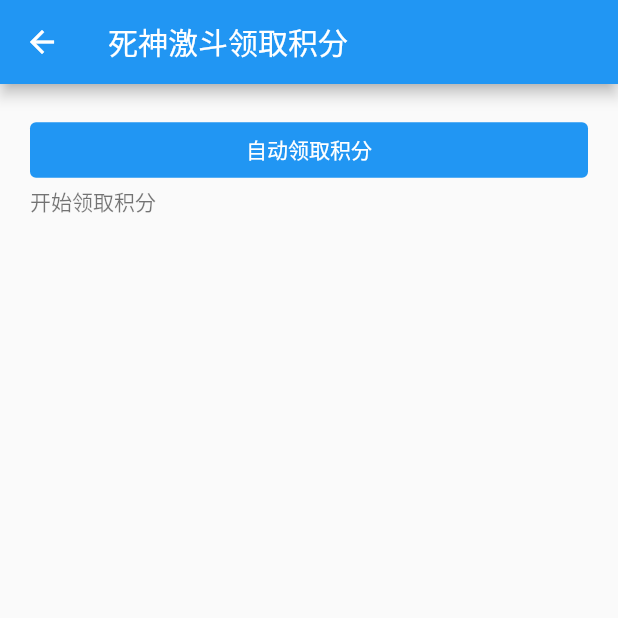
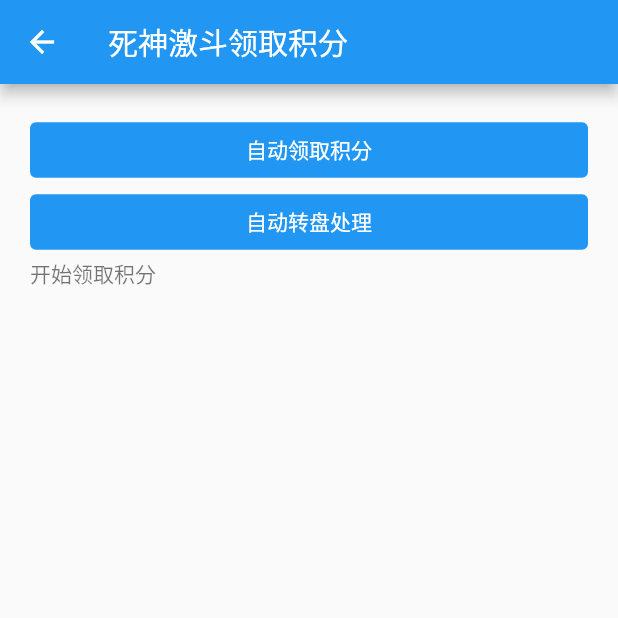
Before and after one commit to openboy2012/Flutter, a Flutter app: the SecondPage screen opened directly, after a tap on "自动领取积分", on a phone screen of 412 x 824 dp, the top half of it. Run offline on Flutter 3.47's test engine with Material 2 defaults, Android fonts, the phone set to English and light mode, and no system bars; our stand-ins replace dio; network calls fail.

Commit message:
提交相关代码

```diff
--- a/flutter_app/lib/APIs/BLApi.dart
+++ b/flutter_app/lib/APIs/BLApi.dart
@@ -14,7 +14,25 @@ class BLApi {
   ///获取游戏角色的积分内容
   static const String BL_GET_POINT = "/playerItem/getPoint";
   ///刷娃娃
-  static const String BL_GET_DOLL = "playerItem/getGashapon";
+  static const String BL_GET_DOLL = "/playerItem/getGashapon";
   ///获取娃娃数据
   static const String BL_USER_DOLL_INFO = "/playerItem/getItemInfo";
+
+  ///转盘
+  static const String BLZP_BASE_URL = "https://h5-bl2-https.mobage.cn/bl2dailydraw/";
+
+  static const String BLZP_WX_OPEN_ID = "oDRfo0ZtRcduE4TUI55x6PFE_QOQ";
+
+  ///登陆API
+  static const String BLZP_USER_LOGIN = "/sys/login";
+  ///账号下的角色列表
+  static const String BLZP_SERVER_LIST = "/binding/getSystem";
+  ///绑定角色关系
+  static const String BLZP_USER_BIND_ROLE = "/binding/bindingRegion";
+  ///登陆账号
+  static const String BLZP_USER_LOGOUT = "/sys/logout";
+  ///获取游戏角色的积分内容
+  static const String BLZP_GET_CHAGNE = "/draw/getChance";
+  ///刷娃娃
+  static const String BLZP_USE_CHNAGE = "/draw/dailyDraw";
 }
--- a/flutter_app/lib/Models/BLResponse.dart
+++ b/flutter_app/lib/Models/BLResponse.dart
@@ -27,3 +27,29 @@ class BLResponse {
     "code": code,
   };
 }
+
+class BLUseChanceResp {
+  BLUseChanceResp ({
+    this.msg,
+    this.code,
+    this.drawResult,
+    this.itemName,
+  });
+
+  String msg;
+  int code;
+  int drawResult;
+  String itemName;
+
+  factory BLUseChanceResp.fromJson(Map<String, dynamic> json) => BLUseChanceResp(
+    msg: json["msg"],
+    code: json["code"],
+    drawResult: json["drawResult"] == null ? null : json["drawResult"],
+    itemName: json["itemName"] == null ? "无" : json["itemName"],
+  );
+
+  Map<String, dynamic> toJson() => {
+    "msg": msg,
+    "code": code,
+  };
+}
--- a/flutter_app/lib/Models/BLServerInfo.dart
+++ b/flutter_app/lib/Models/BLServerInfo.dart
@@ -13,16 +13,24 @@ class BlServerInfoResp {
     this.msg,
     this.code,
     this.platformList,
+    this.serverList,
   });
 
   String msg;
   int code;
   List<BLPlatformInfo> platformList;
+  List<BLServerInfo> serverList;
 
   factory BlServerInfoResp.fromJson(Map<String, dynamic> json) => BlServerInfoResp(
     msg: json["msg"],
     code: json["code"],
     platformList: List<BLPlatformInfo>.from(json["serverList"].map((x) => BLPlatformInfo.fromJson(x))),
+  );
+
+  factory BlServerInfoResp.fromZPJson(Map<String, dynamic> json) => BlServerInfoResp(
+    msg: json["msg"],
+    code: json["code"],
+    serverList: List<BLServerInfo>.from(json["server"]["IOS"]["流魂街"].map((x) => BLServerInfo.fromZPJson(x))),
   );
 
   Map<String, dynamic> toJson() => {
@@ -76,6 +84,12 @@ class BLServerInfo {
     roleId: json["value"][0]["id"],
   );
 
+  factory BLServerInfo.fromZPJson(Map<String, dynamic> json) => BLServerInfo(
+    name: json["serverName"],
+    serverId: json["serverId"].toString(),
+    nickname: json["roleName"],
+  );
+
   Map<String, dynamic> toJson() => {
     "name": name,
     "id": this.serverId,
--- a/flutter_app/lib/SecondPage.dart
+++ b/flutter_app/lib/SecondPage.dart
@@ -29,8 +29,10 @@ class _SecondPage extends State<SecondPage> {
     "18043172036":"流魂街52区","1010473892":"流魂街103区","1011550377":"流魂街51区"};
 
   String _printText = "开始领取积分";
+  Dio dio;
+  var blAccounts = [];
 
-  void _blLoginAction() async
+  void _blGetPointAction() async
   {
     Map<String, dynamic> headers = new Map();
     headers["token"] = BLApi.BL_WX_TOKEN;
@@ -41,9 +43,26 @@ class _SecondPage extends State<SecondPage> {
 
     _printText = "开始领取积分";
 
-    Dio dio = new Dio(options);
+    this.dio = new Dio(options);
+    preparedBLUser();
+    for (Map<String, dynamic> params in this.blAccounts) {
+      ///登陆账号
+      Response responseLogin = await this.dio.post(BLApi.BL_USER_LOGIN, data: params);
+      int code = BLResponse.fromJson(responseLogin.data).code;
+      blPrintTextView("账号登陆状态:" + code.toString());
+      ///登陆成功
+      if (code == 0) {
+        await doUserGetPoint(this.dio, params["account"]);
+      }
 
-    List<Map<String, dynamic>> accounts = new List();
+      Response responseLogout = await this.dio.post(BLApi.BL_USER_LOGOUT);
+      code = BLResponse.fromJson(responseLogout.data).code;
+      blPrintTextView("账号登出状态:" + code.toString());
+    }
+  }
+
+  void preparedBLUser() {
+    var accounts = [];
     Map<String, dynamic> params = new Map();
     params["loginType"] = 0;
     params["account"] = '1011550377';
@@ -64,20 +83,7 @@ class _SecondPage extends State<SecondPage> {
     params["account"] = '1010473892';
     params["passWord"] = 'liuyixian11';
     accounts.add(params);
-    for (Map<String, dynamic> params in accounts) {
-      ///登陆账号
-      Response responseLogin = await dio.post(BLApi.BL_USER_LOGIN, data: params);
-      int code = BLResponse.fromJson(responseLogin.data).code;
-      blPrintTextView("账号登陆状态:" + code.toString());
-      ///登陆成功
-      if (code == 0) {
-        await doUserGetPoint(dio, params["account"]);
-      }
-
-      Response responseLogout = await dio.post(BLApi.BL_USER_LOGOUT);
-      code = BLResponse.fromJson(responseLogout.data).code;
-      blPrintTextView("账号登出状态:" + code.toString());
-    }
+    this.blAccounts = accounts;
   }
 
   void blPrintTextView(String line) {
@@ -123,6 +129,79 @@ class _SecondPage extends State<SecondPage> {
     }
   }
 
+  void _blCircleAction() async {
+    Map<String, dynamic> headers = new Map();
+    BaseOptions options = new BaseOptions(
+      baseUrl:BLApi.BLZP_BASE_URL,
+    );
+
+    _printText = "开始转盘";
+
+    this.dio = new Dio(options);
+    preparedBLUser();
+    for (Map<String, dynamic> params in this.blAccounts) {
+      params["openId"] = BLApi.BLZP_WX_OPEN_ID;
+      ///登陆账号
+      Response responseLogin = await this.dio.post(BLApi.BLZP_USER_LOGIN, data: params);
+      int code = BLResponse.fromJson(responseLogin.data).code;
+      blPrintTextView("账号登陆状态:" + code.toString());
+      ///登陆成功
+      if (code == 0) {
+        await doUserGetZPPoint(this.dio, params["account"]);
+      }
+
+      Response responseLogout = await this.dio.post(BLApi.BLZP_USER_LOGOUT, data: BLApi.BLZP_WX_OPEN_ID);
+      blPrintTextView("账号登出状态:" + responseLogout.toString());
+    }
+  }
+
+  Future doUserGetZPPoint (Dio dio, String account) async
+  {
+    ///获取绑定列表
+    Response responseServer = await dio.get(BLApi.BLZP_SERVER_LIST, queryParameters:{"openId":BLApi.BLZP_WX_OPEN_ID});
+    var serverList = BlServerInfoResp.fromZPJson(responseServer.data);
+
+    var list = serverList.serverList;
+
+    for (BLServerInfo serverInfo in list) {
+      ///匹配正确的账号信息
+      if (serverInfo.name == serverKeyValues[account]) {
+        Map<String, dynamic> params = new Map();
+        params["phone"] = "18888888888";
+        params["serverId"] = serverInfo.serverId;
+        params["openId"] = BLApi.BLZP_WX_OPEN_ID;
+
+        ///绑定账号内容
+        Response responseBind = await dio.post(
+            BLApi.BLZP_USER_BIND_ROLE, data: params);
+
+        blPrintTextView("当前绑定的游戏昵称:" + serverInfo.nickname + " 绑定结果:" +
+            BLResponse
+                .fromJson(responseBind.data)
+                .code
+                .toString());
+
+        ///开始获取积分
+        await getAllPointThanPlayByUser(dio, serverInfo.nickname);
+      }
+    }
+  }
+
+  Future getAllPointThanPlayByUser(dio, String nickname) async
+  {
+    ///按照类型开始领取积分
+    for (int i = 1; i < 4; i++)
+    {
+      Response responsePoint = await dio.post(BLApi.BLZP_GET_CHAGNE, data: {"type":i,"openId":BLApi.BLZP_WX_OPEN_ID});
+      BLResponse response = BLResponse.fromJson(responsePoint.data);
+      blPrintTextView(nickname + " 获取转盘机会 类型:" + i.toString() + " 结果:" + response.code.toString() + " 消息:" + response.msg);
+
+      Response responseUseChange = await dio.post(BLApi.BLZP_USE_CHNAGE, data:BLApi.BLZP_WX_OPEN_ID);
+      BLUseChanceResp resp = BLUseChanceResp.fromJson(responseUseChange.data);
+      blPrintTextView(nickname + " 摇转盘结果:" + resp.code.toString() + " 消息:" + resp.msg + " 奖励:" + resp.itemName);
+    }
+  }
+
   ///获取积分
   Future getAllPointByUser (Dio dio, String nickname) async
   {
@@ -148,10 +227,38 @@ class _SecondPage extends State<SecondPage> {
         "白哉娃娃:" + info.dollbz.toString() + "]");
   }
 
-  TextButton normalFlatButton(){
+  TextButton getPointTextButton(){
     return TextButton(
-      onPressed: _blLoginAction,
+      onPressed: _blGetPointAction,
       child: Text("自动领取积分"),
+      style: ButtonStyle(
+        ///更优美的方式来设置
+        foregroundColor: MaterialStateProperty.resolveWith((states) {
+          if (states.contains(MaterialState.pressed)) {
+            //按下时的颜色
+            return Colors.red;
+          }
+          //默认状态使用灰色
+          return Colors.white;
+        },
+        ),
+        ///背景颜色
+        backgroundColor: MaterialStateProperty.resolveWith((states) {
+          //设置按下时的背景颜色
+          if (states.contains(MaterialState.pressed)) {
+            return Colors.purple[200];
+          }
+          //默认不使用背景颜色
+          return Colors.blue;
+        }),
+      ),
+    );
+  }
+
+  TextButton circleTextButton () {
+    return TextButton(
+      onPressed: _blCircleAction,
+      child: Text("自动转盘处理"),
       style: ButtonStyle(
         ///更优美的方式来设置
         foregroundColor: MaterialStateProperty.resolveWith((states) {
@@ -180,7 +287,8 @@ class _SecondPage extends State<SecondPage> {
     return ListView(
         padding: EdgeInsets.all(20),
         children: [
-          normalFlatButton(),
+          getPointTextButton(),
+          circleTextButton(),
           Text(_printText, style: TextStyle(color: Colors.black54),),
         ]
     );
```
